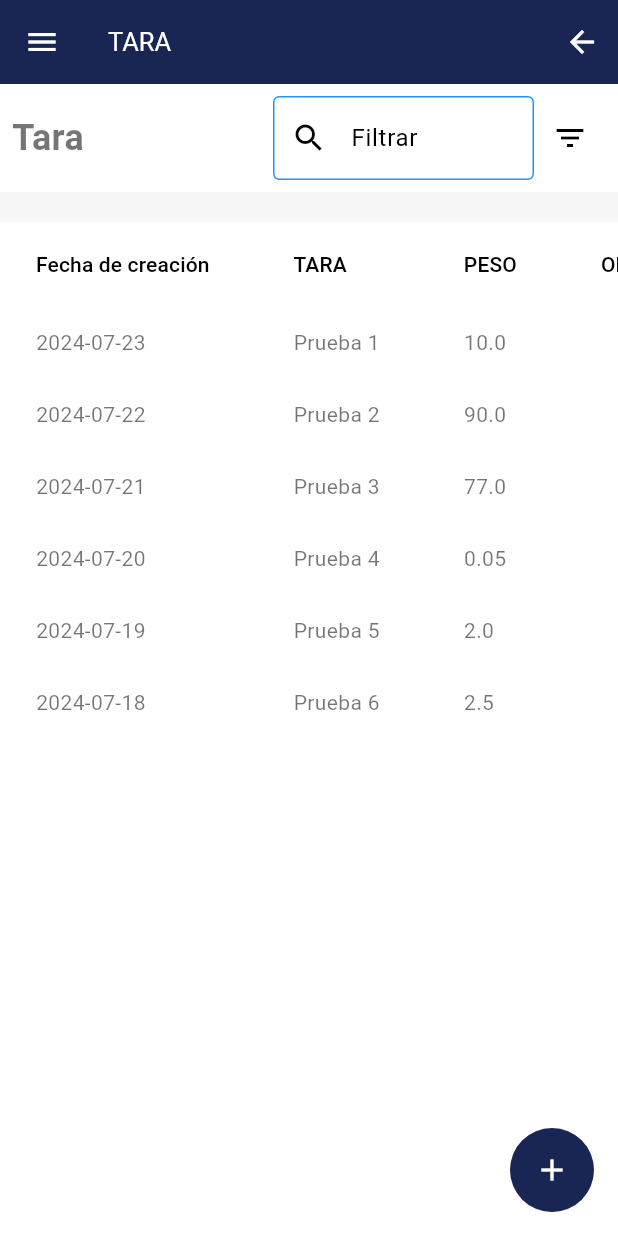
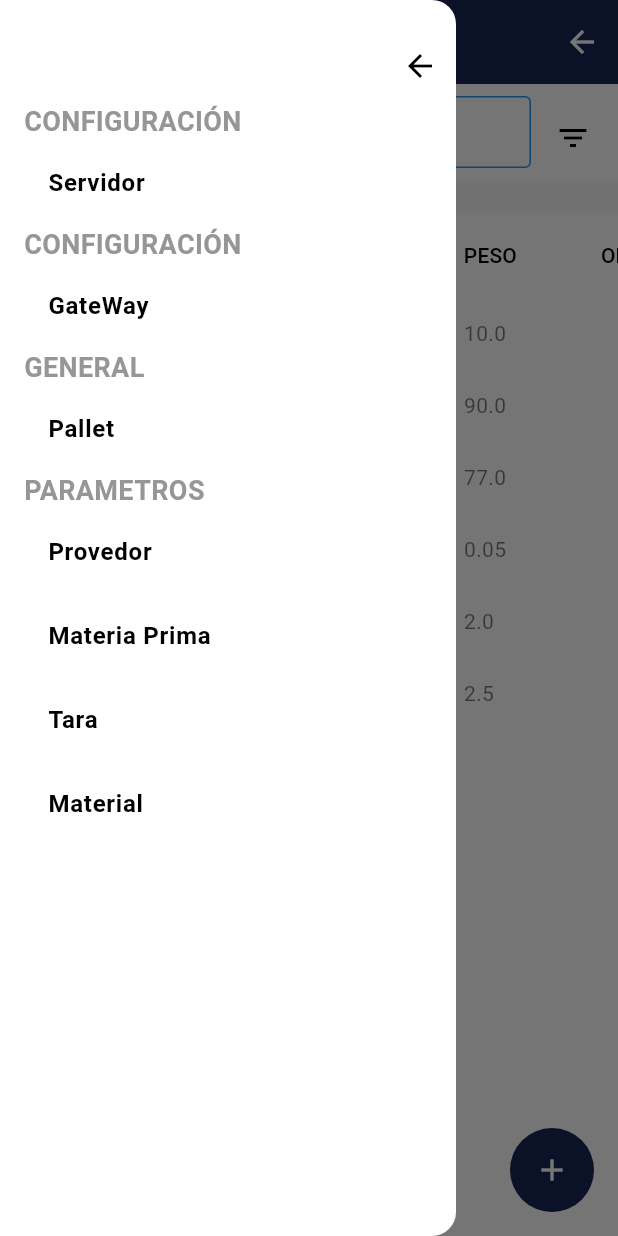
Before and after one commit to lordmacu/sens2, a Flutter app: the screen it shows after launch, with the side drawer open (before the commit the screen has no drawer), on a phone screen of 412 x 824 dp. Run offline on Flutter 3.47's test engine with Material 3 defaults, Android fonts, the phone set to English and light mode, and no system bars; our stand-ins replace connectivity_plus, flutter_local_notifications, flutter_typeahead, get, get_storage, wakelock; missing offline and left inert: flutter_foreground_task, mqtt_client.

Commit message:
feat: menu drawer and view gateway and server

```diff
--- a/lib/apps/samiya/samiya_main.dart
+++ b/lib/apps/samiya/samiya_main.dart
@@ -6,8 +6,10 @@ import 'package:sens2/apps/samiya/views/catch_weigth/catch_weight_page.dart';
 
 import 'package:sens2/apps/samiya/views/samiya_table.dart/samiya_tara.dart';
 import 'package:sens2/apps/samiya/bildings/tara_binding.dart';
+import 'package:sens2/apps/apliplast/views/gatepage/gate_page.dart';
 
-
+import 'package:sens2/apps/apliplast/bindings/gate_binding.dart';
+import 'package:sens2/apps/apliplast/views/servidor/servidor_page.dart';
 import 'package:sens2/core/services/foreground_service.dart';
 
 import 'services/product_service.dart';
@@ -89,6 +91,18 @@ List<GetPage> getRoutesSamiya() {
       transition: Transition.native,
       binding: CatchWeightBinding(),
     ),
+    GetPage(
+      name: '/gateWay',
+      page: () => GatewayPage(),
+      transition: Transition.native,
+      binding: GateBinding(),
+    ),
+    GetPage(
+      name: '/server',
+      page: () => ServidorPage(),
+      transition: Transition.native,
+
+    ),
 
     // Ruta para configuración MQTT
   ];
--- a/lib/apps/samiya/views/samiya_table.dart/samiya_tara.dart
+++ b/lib/apps/samiya/views/samiya_table.dart/samiya_tara.dart
@@ -1,5 +1,6 @@
 import 'package:flutter/material.dart';
 import 'package:get/get.dart';
+import 'package:sens2/core/components/modals/menu_drawer.dart';
 
 class SamiyaTara extends StatelessWidget {
   final List<Map<String, dynamic>> data = [
@@ -20,14 +21,18 @@ class SamiyaTara extends StatelessWidget {
       appBar: AppBar(
         backgroundColor: Color.fromARGB(255, 25, 38, 83),
         title: Text(
-          'TARA',
+          'SAMIYA',
           style: TextStyle(color: Colors.white, fontSize: 17),
         ),
         iconTheme: IconThemeData(color: Colors.white),
-        leading: IconButton(
+        leading: Builder(
+          builder: (BuildContext context) {
+            return IconButton(
               icon: Icon(Icons.menu),
               onPressed: () {
                 Scaffold.of(context).openDrawer();
+              },
+            );
           },
         ),
         actions: <Widget>[
@@ -39,6 +44,8 @@ class SamiyaTara extends StatelessWidget {
           ),
         ],
       ),
+       drawer: MenuDrawer(),
+
       body: Stack(
         children: [
           Column(
@@ -57,6 +64,10 @@ class SamiyaTara extends StatelessWidget {
                       ),
                     ),
                    Expanded(
+                      child: Container(
+                        width: double.infinity,
+                        height: 50.0,
+
                         child: TextField(
                           decoration: InputDecoration(
                             hintText: 'Filtrar',
@@ -64,15 +75,25 @@ class SamiyaTara extends StatelessWidget {
                             border: OutlineInputBorder(
                               borderRadius: BorderRadius.circular(8.0),
                             ),
+                              contentPadding: EdgeInsets.symmetric(vertical: 12.0, horizontal: 16.0),
+
                           ),
                         ),
                       ),
-                    IconButton(
+                    ),
+                    Container(
+                      width: 50.0,
+                      height: 50.0,
+                      padding: EdgeInsets.all(8.0),
+                      child: IconButton(
                         icon: Icon(Icons.filter_list),
                         onPressed: () {
 
                         },
                       ),
+                    ),
+
+
                   ],
                 ),
               ),
--- /dev/null
+++ b/lib/core/components/modals/menu_drawer.dart
@@ -0,0 +1,151 @@
+import 'package:flutter/material.dart';
+import 'package:get/get.dart';
+
+class MenuDrawer extends StatelessWidget {
+  @override
+  Widget build(BuildContext context) {
+    return Drawer(
+      child: Column(
+        children: [
+
+          SizedBox(height: 20),
+
+          Align(
+            alignment: Alignment.topRight,
+            child: IconButton(
+              icon: Icon(Icons.arrow_back),
+              onPressed: () {
+                Navigator.of(context).pop();
+              },
+            ),
+          ),
+          Expanded(
+            child: ListView(
+              padding: EdgeInsets.zero,
+              children: <Widget>[
+                Padding(
+                  padding: const EdgeInsets.only(left: 16.0),
+                  child: Text(
+                    'CONFIGURACIÓN',
+                    style: TextStyle(
+                      fontSize: 18,
+                      fontWeight: FontWeight.bold,
+                      color: Color.fromARGB(255, 150, 150, 150),
+                    ),
+                  ),
+                ),
+                Padding(
+                  padding: const EdgeInsets.only(left: 16.0),
+                  child: ListTile(
+                    title: Text(
+                      'Servidor',
+                      style: TextStyle(fontWeight: FontWeight.bold),
+                    ),
+                      onTap: () {
+                      Get.toNamed('/server');
+                    },
+                  ),
+                ),
+                Padding(
+                  padding: const EdgeInsets.only(left: 16.0),
+                  child: Text(
+                    'CONFIGURACIÓN',
+                    style: TextStyle(
+                      fontSize: 18,
+                      fontWeight: FontWeight.bold,
+                      color: Color.fromARGB(255, 150, 150, 150),
+                    ),
+                  ),
+                ),
+                Padding(
+                  padding: const EdgeInsets.only(left: 16.0),
+                  child: ListTile(
+                    title: Text(
+                      'GateWay',
+                      style: TextStyle(fontWeight: FontWeight.bold),
+                    ),
+                    onTap: () {
+                      Get.toNamed('/gateWay');
+                    },
+                  ),
+                ),
+                Padding(
+                  padding: const EdgeInsets.only(left: 16.0),
+                  child: Text(
+                    'GENERAL',
+                    style: TextStyle(
+                      fontSize: 18,
+                      fontWeight: FontWeight.bold,
+                      color: Color.fromARGB(255, 150, 150, 150),
+                    ),
+                  ),
+                ),
+                Padding(
+                  padding: const EdgeInsets.only(left: 16.0),
+                  child: ListTile(
+                    title: Text(
+                      'Pallet',
+                      style: TextStyle(fontWeight: FontWeight.bold),
+                    ),
+                    onTap: () {},
+                  ),
+                ),
+                Padding(
+                  padding: const EdgeInsets.only(left: 16.0),
+                  child: Text(
+                    'PARAMETROS',
+                    style: TextStyle(
+                      fontSize: 18,
+                      fontWeight: FontWeight.bold,
+                      color: Color.fromARGB(255, 150, 150, 150),
+                    ),
+                  ),
+                ),
+                Padding(
+                  padding: const EdgeInsets.only(left: 16.0),
+                  child: ListTile(
+                    title: Text(
+                      'Provedor',
+                      style: TextStyle(fontWeight: FontWeight.bold),
+                    ),
+                    onTap: () {},
+                  ),
+                ),
+                Padding(
+                  padding: const EdgeInsets.only(left: 16.0),
+                  child: ListTile(
+                    title: Text(
+                      'Materia Prima',
+                      style: TextStyle(fontWeight: FontWeight.bold),
+                    ),
+                    onTap: () {},
+                  ),
+                ),
+                Padding(
+                  padding: const EdgeInsets.only(left: 16.0),
+                  child: ListTile(
+                    title: Text(
+                      'Tara',
+                      style: TextStyle(fontWeight: FontWeight.bold),
+                    ),
+                    onTap: () {},
+                  ),
+                ),
+                Padding(
+                  padding: const EdgeInsets.only(left: 16.0),
+                  child: ListTile(
+                    title: Text(
+                      'Material',
+                      style: TextStyle(fontWeight: FontWeight.bold),
+                    ),
+                    onTap: () {},
+                  ),
+                ),
+              ],
+            ),
+          ),
+        ],
+      ),
+    );
+  }
+}
--- a/lib/main.dart
+++ b/lib/main.dart
@@ -12,6 +12,8 @@ import 'login/login_page.dart';
 import 'apps/apliplast/apliplast_main.dart';
 import 'settings/views/settings_page.dart';
 import 'apps/samiya/views/samiya_table.dart/samiya_tara.dart';
+import 'apps/apliplast/views/servidor/servidor_page.dart';
+import 'apps/apliplast/views/gatepage/gate_page.dart';
 
 //import 'apps/apliplast/apliplast_main.dart' show getRoutesApiplast;
 import 'apps/samiya/samiya_main.dart' show getRoutesSamiya;
@@ -46,6 +48,8 @@ class MyApp extends StatelessWidget {
         GetPage(name: '/login', page: () => LoginPage()),
         GetPage(name: '/settings', page: () => SettingsPage()),
         GetPage(name: '/samiyaTara', page: () => SamiyaTara()),
+          GetPage(name: '/server', page: () => ServidorPage()),
+            GetPage(name: '/gateWay', page: () => GatewayPage()),
          GetPage(name: '/catchWeight', page: () => CatchWeight()),
         ...getRoutesSamiya(),
       ],
```
Also changed, not shown: lib/apps/apliplast/views/gatepage/gate_page.dart (added, +149 -0 lines), lib/apps/apliplast/views/servidor/servidor_page.dart (added, +115 -0 lines), lib/apps/samiya/views/catch_weigth/catch_weight_page.dart (+41 -99 lines), lib/core/components/buttons/button_general.dart (added, +38 -0 lines), lib/core/components/logo.dart (added, +26 -0 lines). Lines whose indentation alone changed are shown as unchanged.
